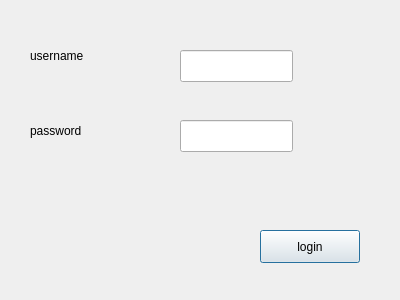
First picture: the form in customerloginwindow.ui, repository anashaybani/Bank, before the edit.
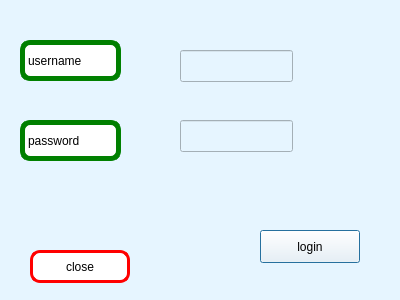
Second picture: the form after the edit.

```diff
--- a/customerloginwindow.ui
+++ b/customerloginwindow.ui
@@ -13,6 +13,10 @@
   <property name="windowTitle">
    <string>Dialog</string>
   </property>
+  <property name="styleSheet">
+   <string notr="true">background-color: rgb(230, 245, 255);
+color: rgb(0, 0, 0);</string>
+  </property>
   <widget class="QLineEdit" name="passLineEdit">
    <property name="geometry">
     <rect>
@@ -39,12 +43,21 @@
   <widget class="QLabel" name="labelUser">
    <property name="geometry">
     <rect>
-     <x>30</x>
+     <x>20</x>
      <y>40</y>
-     <width>81</width>
-     <height>31</height>
+     <width>101</width>
+     <height>41</height>
     </rect>
    </property>
+   <property name="styleSheet">
+    <string notr="true">border:5px solid green;
+font: 10pt &quot;Segoe UI&quot;;
+background: rgb(255, 255, 255);
+color: rgb(0, 0, 0);
+gridline-color: rgb(0, 0, 0);
+border-radius:10px;
+</string>
+   </property>
    <property name="text">
     <string>username</string>
    </property>
@@ -52,12 +65,20 @@
   <widget class="QLabel" name="labelPass">
    <property name="geometry">
     <rect>
-     <x>30</x>
+     <x>20</x>
      <y>120</y>
-     <width>81</width>
-     <height>21</height>
+     <width>101</width>
+     <height>41</height>
     </rect>
    </property>
+   <property name="styleSheet">
+    <string notr="true">border:5px solid green;
+font: 10pt &quot;Segoe UI&quot;;
+background: rgb(255, 255, 255);
+color: rgb(0, 0, 0);
+gridline-color: rgb(0, 0, 0);
+border-radius:10px;</string>
+   </property>
    <property name="text">
     <string>password</string>
    </property>
@@ -71,10 +92,39 @@
      <height>33</height>
     </rect>
    </property>
+   <property name="styleSheet">
+    <string notr="true">
+font: 10pt &quot;Segoe UI&quot;;
+background: rgb(255, 255, 255);
+color: rgb(0, 0, 0);
+gridline-color: rgb(0, 0, 0);
+</string>
+   </property>
    <property name="text">
     <string>login</string>
    </property>
   </widget>
+  <widget class="QPushButton" name="closeButton">
+   <property name="geometry">
+    <rect>
+     <x>30</x>
+     <y>250</y>
+     <width>100</width>
+     <height>33</height>
+    </rect>
+   </property>
+   <property name="styleSheet">
+    <string notr="true">border:3px solid red;
+font: 10pt &quot;Segoe UI&quot;;
+background: rgb(255, 255, 255);
+color: rgb(0, 0, 0);
+gridline-color: rgb(0, 0, 0);
+border-radius:10px;</string>
+   </property>
+   <property name="text">
+    <string>close</string>
+   </property>
+  </widget>
  </widget>
  <resources/>
  <connections/>
```
